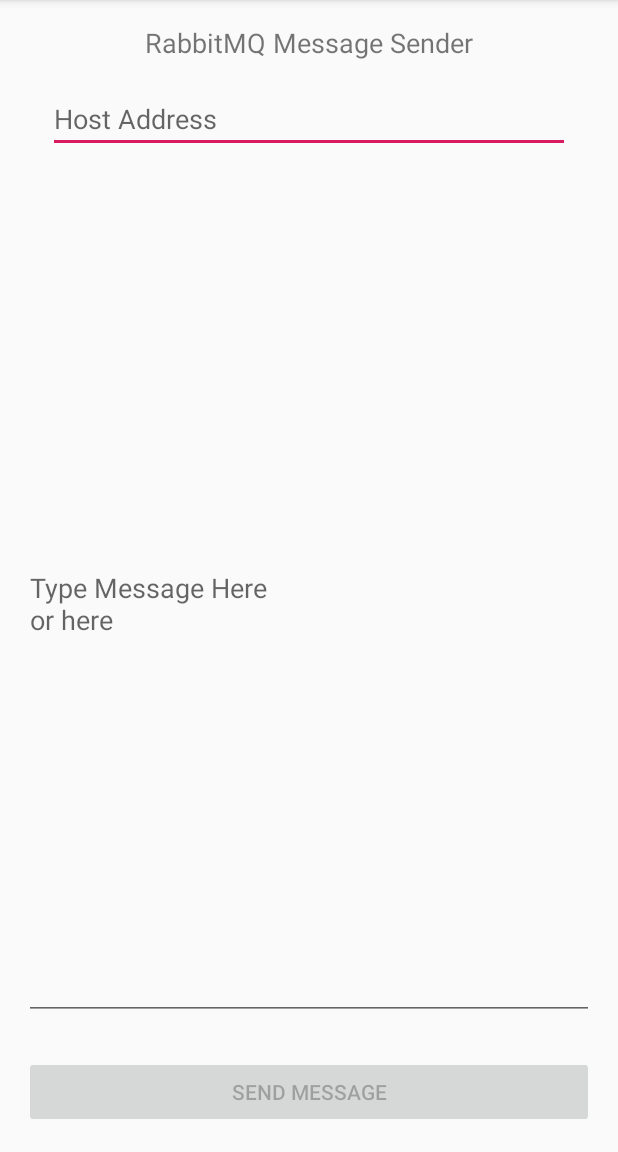
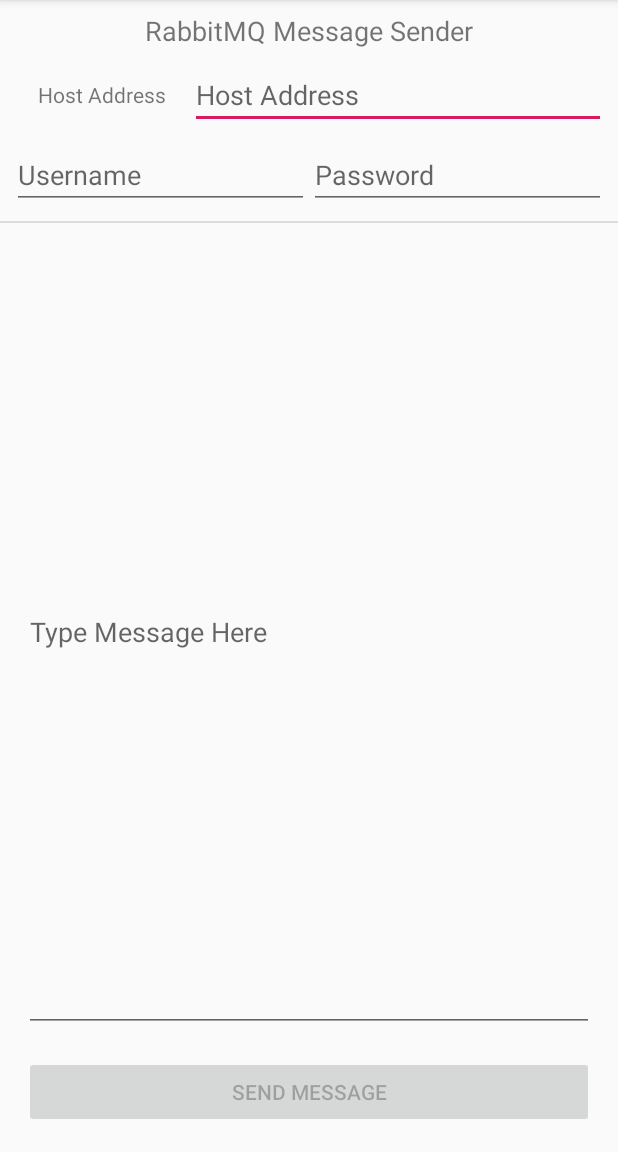
Before and after one commit to 19317362/sendtherabbit, an Android app: the screen it shows after launch (MainActivity), on a phone screen of 412 x 824 dp, the part 84-1236 px from its top. Run offline under Robolectric (Android 15) with nearby library versions, the phone set to English and light mode, and no system bars; libraries missing offline, so code that uses them is left out: com.rabbitmq.client.

Commit message:
almost done 2

```diff
--- a/app/src/main/java/com/hayn/sendtherabbit/MainActivity.java
+++ b/app/src/main/java/com/hayn/sendtherabbit/MainActivity.java
@@ -28,13 +28,13 @@ public class MainActivity extends AppCompatActivity {
      * TODO: make into news publisher app ; implement rabbitmq
      */
 
-    EditText editHost;
-    EditText editMessage;
+    EditText editHost, editMessage, editUser, editPass;
     Button buttonSend;
     TextWatcher textWatcher;
     SharedPreferences prefs;
 
     String hostKey = "hostname";
+    String userKey = "username";
 
     @Override
     protected void onCreate(Bundle savedInstanceState) {
@@ -48,6 +48,8 @@ public class MainActivity extends AppCompatActivity {
         //setup widgets
         editHost = findViewById(R.id.editHost);
         editMessage = findViewById(R.id.editMessage);
+        editUser = findViewById(R.id.editUser);
+        editPass = findViewById(R.id.editPass);
         buttonSend = findViewById(R.id.buttonSend);
 
         //set not clickable, because app starts with no text entered in fields
@@ -70,6 +72,7 @@ public class MainActivity extends AppCompatActivity {
             @Override public void onClick(View view){
                 //createToast("Message Sent!", Toast.LENGTH_SHORT); //create Toast
                 publisherTask.setHost(editHost.getText().toString().trim());
+                publisherTask.setAccount(editUser.getText().toString().trim(), editPass.getText().toString().trim());
                 new publisherTask().execute(editMessage.getText().toString().trim());
             }
         });
@@ -111,10 +114,12 @@ public class MainActivity extends AppCompatActivity {
 
     private void savePreferences(){
         prefs.edit().putString(hostKey, editHost.getText().toString().trim()).apply();
+        prefs.edit().putString(userKey, editUser.getText().toString().trim()).apply();
     }
 
     private void loadPreferences(){
         editHost.setText(prefs.getString(hostKey,""));
+        editUser.setText(prefs.getString(userKey,""));
     }
 
     @Override
--- a/app/src/main/java/com/hayn/sendtherabbit/publishTask.java
+++ b/app/src/main/java/com/hayn/sendtherabbit/publishTask.java
@@ -15,7 +15,7 @@ class publisherTask extends AsyncTask<String,Void,Void> {
     static Connection connection;
     ConnectionFactory factory;
     static String exchange = "exchange1";
-    static String host;
+    static String host, username, password;
 
     @Override
     protected Void doInBackground(String... message) {
@@ -44,4 +44,9 @@ class publisherTask extends AsyncTask<String,Void,Void> {
     static void setHost(String host) {
         publisherTask.host = host;
     }
+
+    static void setAccount(String user, String pass){
+        username = user;
+        password = pass;
+    }
 }
--- a/app/src/main/res/layout/activity_main.xml
+++ b/app/src/main/res/layout/activity_main.xml
@@ -13,7 +13,7 @@
         android:layout_width="wrap_content"
         android:layout_height="wrap_content"
         android:layout_marginStart="16dp"
-        android:layout_marginTop="16dp"
+        android:layout_marginTop="8dp"
         android:layout_marginEnd="16dp"
         android:text="RabbitMQ Message Sender"
         android:textSize="18sp"
@@ -21,37 +21,97 @@
         app:layout_constraintStart_toStartOf="parent"
         app:layout_constraintTop_toTopOf="parent" />
 
-    <EditText
-        android:id="@+id/editHost"
+    <LinearLayout
+        android:id="@+id/linearLayout"
         android:layout_width="0dp"
         android:layout_height="wrap_content"
-        android:layout_marginStart="32dp"
-        android:layout_marginTop="16dp"
-        android:layout_marginEnd="32dp"
-        android:ems="10"
-        android:hint="Host Address"
-        android:inputType="textFilter"
-        android:singleLine="true"
+        android:layout_marginStart="8dp"
+        android:layout_marginTop="8dp"
+        android:layout_marginEnd="8dp"
+        android:gravity="center|fill_horizontal"
+        android:orientation="horizontal"
         app:layout_constraintEnd_toEndOf="parent"
         app:layout_constraintStart_toStartOf="parent"
-        app:layout_constraintTop_toBottomOf="@+id/textView1" />
+        app:layout_constraintTop_toBottomOf="@+id/textView1">
+
+        <TextView
+            android:id="@+id/textView2"
+            android:layout_width="wrap_content"
+            android:layout_height="wrap_content"
+            android:layout_weight="1"
+            android:text="Host Address"
+            android:textAlignment="center" />
+
+        <EditText
+            android:id="@+id/editHost"
+            android:layout_width="wrap_content"
+            android:layout_height="wrap_content"
+            android:ems="13"
+            android:hint="Host Address"
+            android:inputType="textFilter"
+            android:singleLine="true" />
+    </LinearLayout>
+
+    <LinearLayout
+        android:id="@+id/linearLayout2"
+        android:layout_width="match_parent"
+        android:layout_height="wrap_content"
+        android:layout_marginStart="8dp"
+        android:layout_marginTop="8dp"
+        android:layout_marginEnd="8dp"
+        android:layout_weight="1"
+        android:gravity="center|fill_horizontal"
+        android:orientation="horizontal"
+        app:layout_constraintEnd_toEndOf="parent"
+        app:layout_constraintStart_toStartOf="parent"
+        app:layout_constraintTop_toBottomOf="@+id/linearLayout">
+
+        <EditText
+            android:id="@+id/editUser"
+            android:layout_width="wrap_content"
+            android:layout_height="wrap_content"
+            android:layout_weight="1"
+            android:ems="13"
+            android:hint="Username"
+            android:inputType="textFilter"
+            android:singleLine="true"
+            android:textSize="18sp" />
+
+        <EditText
+            android:id="@+id/editPass"
+            android:layout_width="wrap_content"
+            android:layout_height="wrap_content"
+            android:layout_weight="1"
+            android:ems="13"
+            android:hint="Password"
+            android:inputType="textPassword"
+            android:singleLine="true" />
+    </LinearLayout>
+
+    <View
+        android:id="@+id/divider"
+        android:layout_width="match_parent"
+        android:layout_height="1dp"
+        android:layout_marginTop="8dp"
+        android:background="?android:attr/listDivider"
+        app:layout_constraintTop_toBottomOf="@+id/linearLayout2" />
 
     <EditText
         android:id="@+id/editMessage"
         android:layout_width="0dp"
         android:layout_height="0dp"
         android:layout_marginStart="16dp"
-        android:layout_marginTop="24dp"
+        android:layout_marginTop="16dp"
         android:layout_marginEnd="16dp"
-        android:layout_marginBottom="24dp"
+        android:layout_marginBottom="16dp"
         android:ems="10"
-        android:hint="Type Message Here\nor here"
+        android:hint="Type Message Here"
         android:inputType="text"
         android:singleLine="false"
         app:layout_constraintBottom_toTopOf="@+id/buttonSend"
         app:layout_constraintEnd_toEndOf="parent"
         app:layout_constraintStart_toStartOf="parent"
-        app:layout_constraintTop_toBottomOf="@+id/editHost" />
+        app:layout_constraintTop_toBottomOf="@+id/linearLayout2" />
 
     <Button
         android:id="@+id/buttonSend"
@@ -60,7 +120,7 @@
         android:layout_marginStart="16dp"
         android:layout_marginEnd="16dp"
         android:layout_marginBottom="16dp"
-        android:gravity="center|center_horizontal"
+        android:gravity="center"
         android:text="send message"
         app:layout_constraintBottom_toBottomOf="parent"
         app:layout_constraintEnd_toEndOf="parent"
```
